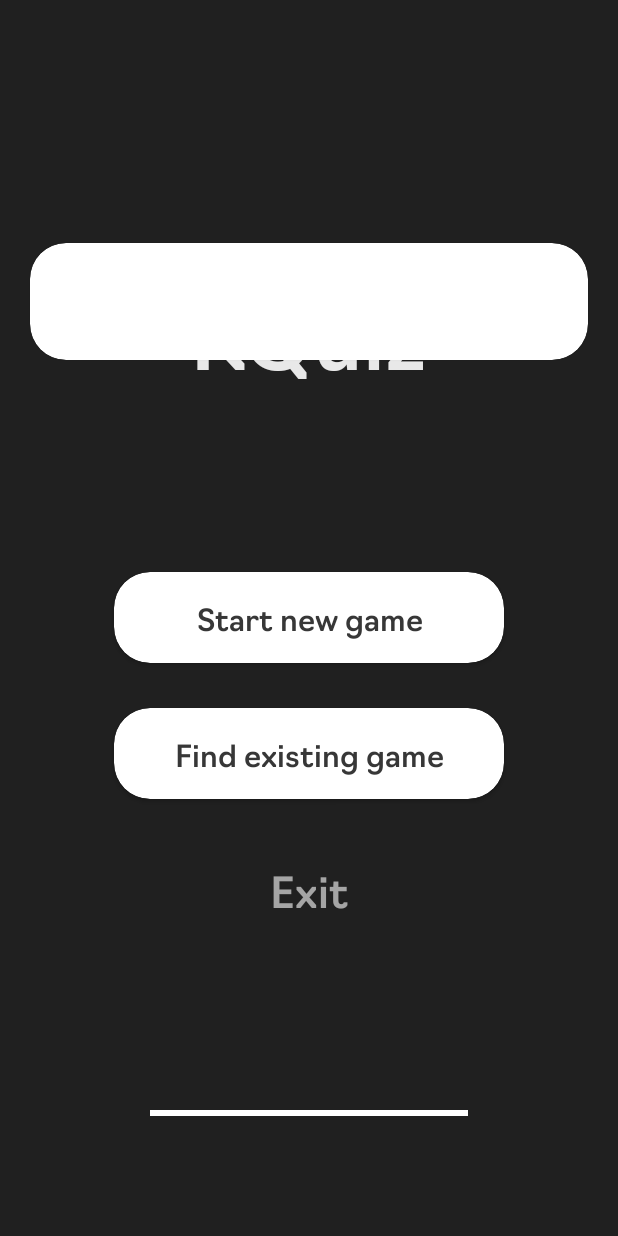
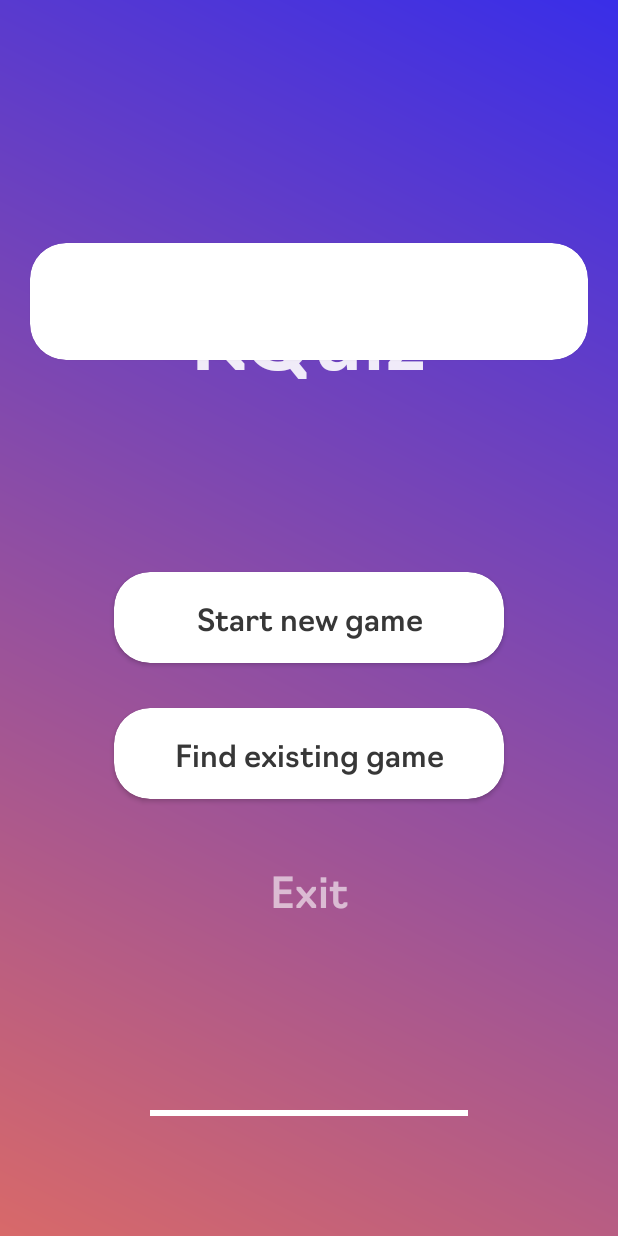
Before and after one commit to AlbatovK/KQuiz, an Android app: the fragment GameFragment placed in its activity, on a phone screen of 412 x 824 dp. Run offline under Robolectric (Android 15) with nearby library versions, the phone set to English and light mode, and no system bars; our stand-ins replace navigation-ui; 6 statements that could not run were skipped.

Commit message:
:art: Major design update

```diff
--- a/app/src/main/java/com/albatros/kquiz/ui/activity/MainActivity.kt
+++ b/app/src/main/java/com/albatros/kquiz/ui/activity/MainActivity.kt
@@ -6,6 +6,7 @@ import android.view.View
 import android.view.WindowInsets
 import android.view.WindowManager
 import androidx.appcompat.app.AppCompatActivity
+import androidx.core.content.res.ResourcesCompat
 import androidx.navigation.findNavController
 import androidx.navigation.fragment.NavHostFragment
 import androidx.navigation.ui.AppBarConfiguration
@@ -22,6 +23,14 @@ class MainActivity : AppCompatActivity() {
     override fun onUserInteraction() {
         super.onUserInteraction()
         setWindowState()
+    }
+
+    fun setBackground(id: Int) {
+        binding.root.background = ResourcesCompat.getDrawable(resources, id, theme)
+    }
+
+    fun setDefaultColor() {
+        binding.root.background = ResourcesCompat.getDrawable(resources, R.drawable.main_grad, theme)
     }
 
     @Suppress("deprecation")
--- a/app/src/main/java/com/albatros/kquiz/ui/fragments/client/ClientViewModel.kt
+++ b/app/src/main/java/com/albatros/kquiz/ui/fragments/client/ClientViewModel.kt
@@ -33,7 +33,7 @@ class ClientViewModel(private val api: ApiService, private val repo: ClientRepo)
                 try {
                     value = api.hasStarted(repo.sessionId)
                 } catch (e: Exception) {}
-                delay(1_000)
+                delay(500)
             }
         }
     }
--- a/app/src/main/java/com/albatros/kquiz/ui/fragments/game/GameFragment.kt
+++ b/app/src/main/java/com/albatros/kquiz/ui/fragments/game/GameFragment.kt
@@ -8,6 +8,8 @@ import android.os.Bundle
 import android.transition.TransitionInflater
 import android.view.*
 import androidx.cardview.widget.CardView
+import androidx.core.content.res.ResourcesCompat
+import androidx.core.graphics.drawable.DrawableCompat
 import androidx.fragment.app.Fragment
 import androidx.lifecycle.Observer
 import androidx.lifecycle.lifecycleScope
@@ -97,6 +99,18 @@ class GameFragment : Fragment(), MainActivity.IOnBackPressed {
         postponeEnterTransition()
         sharedElementEnterTransition = TransitionInflater.from(context)
             .inflateTransition(android.R.transition.move)
+
+        val gradIds = listOf(
+            R.drawable.grad_1,
+            R.drawable.grad_2,
+            R.drawable.grad_3,
+            R.drawable.grad_4
+        )
+
+        val gradient = gradIds.random()
+
+        (activity as MainActivity).setBackground(gradient)
+
         startPostponedEnterTransition()
 
         with(binding) {
--- a/app/src/main/java/com/albatros/kquiz/ui/fragments/result/ResultFragment.kt
+++ b/app/src/main/java/com/albatros/kquiz/ui/fragments/result/ResultFragment.kt
@@ -68,6 +68,9 @@ class ResultFragment : Fragment(), MainActivity.IOnBackPressed {
         postponeEnterTransition()
         sharedElementEnterTransition = TransitionInflater.from(context)
             .inflateTransition(android.R.transition.move)
+
+        (activity as MainActivity).setDefaultColor()
+
         startPostponedEnterTransition()
 
         viewModel.onPassiveStateEnded.observe(viewLifecycleOwner, onPassiveStateEndedObserver)
--- /dev/null
+++ b/app/src/main/res/drawable-v24/grad_1.xml
@@ -0,0 +1,8 @@
+<?xml version="1.0" encoding="utf-8"?>
+<shape xmlns:android="http://schemas.android.com/apk/res/android">
+    <gradient
+        android:type="linear"
+        android:angle="45"
+        android:startColor="#ff9a27"
+        android:endColor="#ed7ff4" />
+</shape>
--- /dev/null
+++ b/app/src/main/res/drawable-v24/grad_2.xml
@@ -0,0 +1,8 @@
+<?xml version="1.0" encoding="utf-8"?>
+<shape xmlns:android="http://schemas.android.com/apk/res/android">
+    <gradient
+        android:type="linear"
+        android:angle="45"
+        android:startColor="#a4e82e"
+        android:endColor="#69a7d8" />
+</shape>
--- /dev/null
+++ b/app/src/main/res/drawable-v24/grad_3.xml
@@ -0,0 +1,8 @@
+<?xml version="1.0" encoding="utf-8"?>
+<shape xmlns:android="http://schemas.android.com/apk/res/android">
+    <gradient
+        android:type="linear"
+        android:angle="45"
+        android:startColor="#d86969"
+        android:endColor="#392ee8" />
+</shape>
--- /dev/null
+++ b/app/src/main/res/drawable-v24/grad_4.xml
@@ -0,0 +1,9 @@
+<?xml version="1.0" encoding="utf-8"?>
+<shape xmlns:android="http://schemas.android.com/apk/res/android">
+    <gradient
+        android:type="linear"
+        android:angle="45"
+        android:startColor="#b800c3"
+        android:centerColor="#34a793"
+        android:endColor="#f99898" />
+</shape>
--- /dev/null
+++ b/app/src/main/res/drawable/main_grad.xml
@@ -0,0 +1,8 @@
+<?xml version="1.0" encoding="utf-8"?>
+<shape xmlns:android="http://schemas.android.com/apk/res/android">
+    <gradient
+        android:type="linear"
+        android:angle="270"
+        android:startColor="@color/dark_gray"
+        android:endColor="#7f7bc5" />
+</shape>
--- a/app/src/main/res/layout/activity_main.xml
+++ b/app/src/main/res/layout/activity_main.xml
@@ -4,7 +4,7 @@
     xmlns:tools="http://schemas.android.com/tools"
     android:layout_width="match_parent"
     android:layout_height="match_parent"
-    android:background="@color/dark_gray"
+    android:background="@drawable/main_grad"
     android:fitsSystemWindows="true"
     tools:context=".ui.activity.MainActivity">
 
@@ -13,6 +13,7 @@
         android:layout_height="wrap_content"
         android:layout_marginTop="26dp"
         android:elevation="0dp"
+        android:background="@android:color/transparent"
         android:fitsSystemWindows="true"
         android:layoutAnimation="@null"
         android:paddingStart="12dp"
--- a/app/src/main/res/values/strings.xml
+++ b/app/src/main/res/values/strings.xml
@@ -1,4 +1,5 @@
 <resources>
     <string name="app_name">KQuiz</string>
     <string name="question_size">%d %s</string>
+    <string name="place">%d место</string>
 </resources>
```
Also changed, not shown: app/src/main/java/com/albatros/kquiz/ui/adapter/client/ResultAdapter.kt (+12 -8 lines), app/src/main/res/drawable/progress.xml (deleted, +0 -41 lines), app/src/main/res/layout/result_client_layout.xml (+13 -2 lines), 1 other file.
